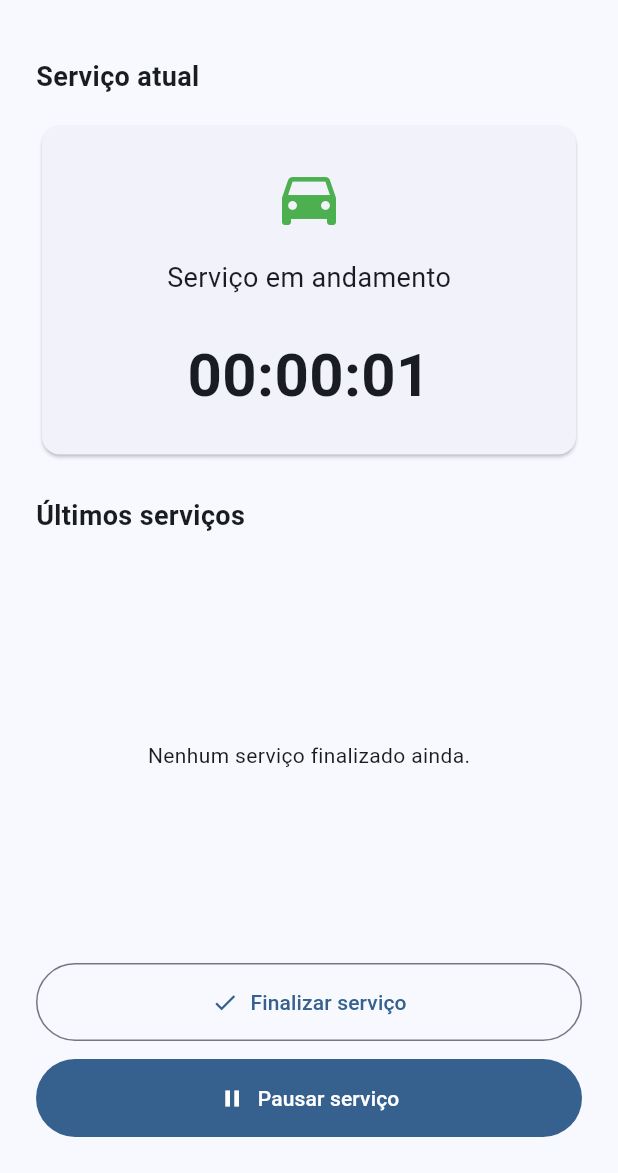
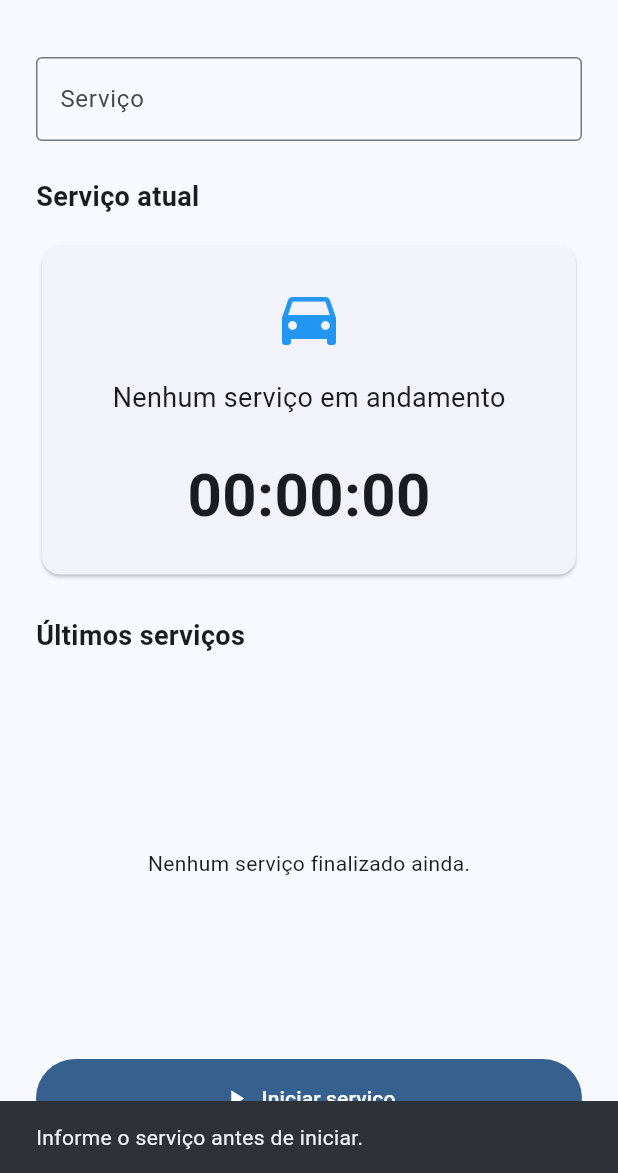
Before and after one commit to FlavioDosReis/controle-manutencao-flutter, a Flutter app: the screen it shows after launch, after a tap on "Iniciar serviço", on a phone screen of 412 x 824 dp, the part 63-1236 px from its top. Run offline on Flutter 3.47's test engine with Material 3 defaults, Android fonts, the phone set to English and light mode, and no system bars.

Commit message:
feat: registra descrição do serviço

```diff
--- a/lib/main.dart
+++ b/lib/main.dart
@@ -25,10 +25,12 @@ class ControleTempoCarroApp extends StatelessWidget {
 
 class ServicoFinalizado {
   const ServicoFinalizado({
+    required this.descricao,
     required this.duracao,
     required this.finalizadoEm,
   });
 
+  final String descricao;
   final Duration duracao;
   final DateTime finalizadoEm;
 }
@@ -44,6 +46,8 @@ class _TelaInicialState extends State<TelaInicial> {
   Timer? _timer;
   Duration _duracao = Duration.zero;
   bool _servicoEmAndamento = false;
+  String? _descricaoServico;
+  final _descricaoController = TextEditingController();
   final List<ServicoFinalizado> _servicosFinalizados = [];
 
   void _alternarServico() {
@@ -54,6 +58,17 @@ class _TelaInicialState extends State<TelaInicial> {
         _servicoEmAndamento = false;
       });
       return;
+    }
+
+    if (_duracao == Duration.zero) {
+      final descricao = _descricaoController.text.trim();
+      if (descricao.isEmpty) {
+        ScaffoldMessenger.of(context).showSnackBar(
+          const SnackBar(content: Text('Informe o serviço antes de iniciar.')),
+        );
+        return;
+      }
+      _descricaoServico = descricao;
     }
 
     setState(() {
@@ -69,6 +84,7 @@ class _TelaInicialState extends State<TelaInicial> {
 
   void _finalizarServico() {
     final servico = ServicoFinalizado(
+      descricao: _descricaoServico ?? 'Serviço sem descrição',
       duracao: _duracao,
       finalizadoEm: DateTime.now(),
     );
@@ -78,6 +94,8 @@ class _TelaInicialState extends State<TelaInicial> {
     setState(() {
       _servicoEmAndamento = false;
       _duracao = Duration.zero;
+      _descricaoServico = null;
+      _descricaoController.clear();
       _servicosFinalizados.insert(0, servico);
     });
 
@@ -122,6 +140,7 @@ class _TelaInicialState extends State<TelaInicial> {
   @override
   void dispose() {
     _timer?.cancel();
+    _descricaoController.dispose();
     super.dispose();
   }
 
@@ -139,6 +158,17 @@ class _TelaInicialState extends State<TelaInicial> {
         child: Column(
           crossAxisAlignment: CrossAxisAlignment.stretch,
           children: [
+            TextField(
+              controller: _descricaoController,
+              enabled: !_servicoEmAndamento && _duracao == Duration.zero,
+              textCapitalization: TextCapitalization.sentences,
+              decoration: const InputDecoration(
+                labelText: 'Serviço',
+                hintText: 'Ex.: troca de óleo',
+                border: OutlineInputBorder(),
+              ),
+            ),
+            const SizedBox(height: 24),
             const Text(
               'Serviço atual',
               style: TextStyle(
@@ -197,11 +227,9 @@ class _TelaInicialState extends State<TelaInicial> {
                         return Card(
                           child: ListTile(
                             leading: const Icon(Icons.check_circle_outline),
-                            title: Text(
-                              _formatarDuracao(servico.duracao),
-                            ),
+                            title: Text(servico.descricao),
                             subtitle: Text(
-                              'Finalizado em ${_formatarData(servico.finalizadoEm)}',
+                              '${_formatarDuracao(servico.duracao)} • Finalizado em ${_formatarData(servico.finalizadoEm)}',
                             ),
                           ),
                         );
```
Also changed, not shown: 1 other file.
